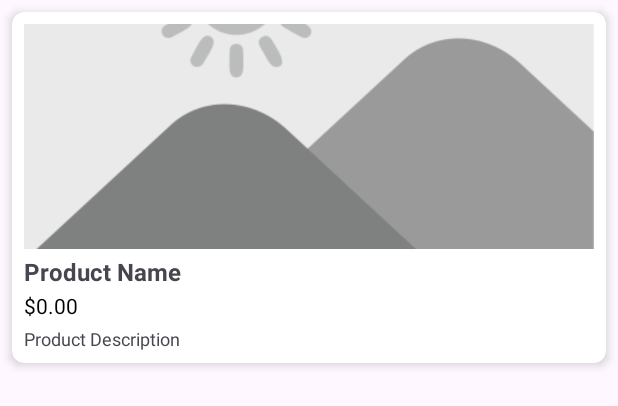
After one commit to enesovski/UniMar, an Android app: the layout product_list_item.xml on its own in the app's theme, with its tools: preview values and no code run, on a phone screen of 412 x 824 dp. The commit adds this screen. Shown: the top 406 px of the screen. Run offline under Robolectric (Android 15) with nearby library versions, the phone set to English and light mode, and no system bars.

Commit message:
range slider fix

```diff
--- a/app/src/main/java/com/x_force/unimar/Item/ItemManager.java
+++ b/app/src/main/java/com/x_force/unimar/Item/ItemManager.java
@@ -119,12 +119,14 @@ public class ItemManager {
 
     public static List<Item> filterList( char listType, double min, double max){
 
+        Log.d("Burak", "Burak");
         listType = Character.toUpperCase(listType);
         List<Item> filteredList = new ArrayList<Item>();
 
         if( listType == 'P' ){
+            Log.d("Burak", String.valueOf(productQuery.count()));
             productQuery = productQuery.whereGreaterThanOrEqualTo("cost",min).whereLessThanOrEqualTo("cost", max);;
-            //productQuery = productQuery.whereLessThanOrEqualTo("cost", max);
+
 
             productQuery.get().addOnCompleteListener(done -> {
                 if( done.isSuccessful() ) {
@@ -153,8 +155,6 @@ public class ItemManager {
             });
 
         }
-
-
 
         return filteredList;
 
--- a/app/src/main/java/com/x_force/unimar/ProductListingActivity.java
+++ b/app/src/main/java/com/x_force/unimar/ProductListingActivity.java
@@ -3,6 +3,7 @@ package com.x_force.unimar;
 import android.content.Intent;
 import android.os.Bundle;
 import android.util.Log;
+import android.view.View;
 import android.widget.Button;
 import android.widget.CheckBox;
 import android.widget.GridView;
@@ -16,6 +17,7 @@ import androidx.core.view.ViewCompat;
 import androidx.core.view.WindowInsetsCompat;
 
 import com.google.android.material.slider.RangeSlider;
+import com.google.android.material.slider.Slider;
 import com.google.firebase.firestore.FirebaseFirestore;
 import com.google.firebase.firestore.Query;
 import com.x_force.unimar.Item.Item;
@@ -78,6 +80,7 @@ public class ProductListingActivity extends AppCompatActivity {
     }
 
     public void setButtonInteractions(){
+
         Button GeneralSortButton = findViewById(R.id.sort_button);
         Button SortAscendingButton = findViewById(R.id.button_sort_ascending);
         Button SortDescendingButton = findViewById(R.id.button_sort_descending);
@@ -107,6 +110,7 @@ public class ProductListingActivity extends AppCompatActivity {
         });
 
         FilterButton.setOnClickListener(v -> {
+
             setContentView(R.layout.activity_product_filtering);
 
             CheckBox csCheckbox = findViewById(R.id.csCategoryCheckBox);
@@ -123,22 +127,25 @@ public class ProductListingActivity extends AppCompatActivity {
             CheckBox priceCheckbox = findViewById(R.id.ProductPriceFilterButton);
             CheckBox ratingCheckbox = findViewById(R.id.ProductUserRatingFilterButton);
             CheckBox categoryCheckBox = findViewById(R.id.categoryCheckbox);
-            RangeSlider priceSlider = findViewById(R.id.ProductPriceFilterSlider);
-            RangeSlider ratingSlider = findViewById(R.id.ProductUserRatingFilterSlider);
+            Slider priceSlider = findViewById(R.id.ProductPriceFilterSlider);
+            Slider ratingSlider = findViewById(R.id.ProductUserRatingFilterSlider);
             TextView filterText = findViewById(R.id.FilterText);
 
             priceCheckbox.setOnClickListener(e -> {
+                Log.d("Enes", "Price checkbox clicked");
 
-                priceSlider.setVisibility(ListView.VISIBLE);
+                priceSlider.setVisibility(View.VISIBLE);
 
-                priceSlider.setOnClickListener(a -> {
+                priceSlider.addOnChangeListener((slider, value, fromUser) -> {
 
-                    float value = priceSlider.getValues().get(0);
-                    ItemManager.filterList('P',0,value);
+                    float maxValue = priceSlider.getValue();
 
+                    Log.d("Enes", "Price Slider Value: Min="  + ", Max=" + maxValue);
+
+                    ItemManager.filterList('P', 0, maxValue);
                 });
+            });
 
-            });
 
             categoryCheckBox.setOnClickListener(e -> {
 
--- a/app/src/main/res/layout/activity_product_filtering.xml
+++ b/app/src/main/res/layout/activity_product_filtering.xml
@@ -30,7 +30,7 @@
         app:layout_constraintStart_toStartOf="parent"
         app:layout_constraintTop_toTopOf="@id/FilterText" />
 
-    <com.google.android.material.slider.RangeSlider
+    <com.google.android.material.slider.Slider
         android:id="@+id/ProductPriceFilterSlider"
         android:layout_width="300dp"
         android:layout_height="50dp"
@@ -205,7 +205,7 @@
         app:layout_constraintStart_toStartOf="parent"
         app:layout_constraintTop_toBottomOf="@+id/histCategoryCheckBox" />
 
-    <com.google.android.material.slider.RangeSlider
+    <com.google.android.material.slider.Slider
         android:id="@+id/ProductUserRatingFilterSlider"
         android:layout_width="300dp"
         android:layout_height="50dp"
--- /dev/null
+++ b/app/src/main/res/layout/product_list_item.xml
@@ -0,0 +1,55 @@
+<?xml version="1.0" encoding="utf-8"?>
+<androidx.cardview.widget.CardView
+    xmlns:android="http://schemas.android.com/apk/res/android"
+    xmlns:app="http://schemas.android.com/apk/res-auto"
+    android:layout_width="match_parent"
+    android:layout_height="wrap_content"
+    android:layout_margin="8dp"
+    app:cardCornerRadius="8dp"
+    app:cardElevation="4dp">
+
+    <LinearLayout
+        android:layout_width="match_parent"
+        android:layout_height="wrap_content"
+        android:orientation="vertical"
+        android:padding="8dp">
+
+        <ImageView
+            android:id="@+id/item_image"
+            android:layout_width="match_parent"
+            android:layout_height="150dp"
+            android:scaleType="centerCrop"
+            android:contentDescription="Product Image"
+            android:src="@drawable/ic_placeholder" />
+
+        <TextView
+            android:id="@+id/item_name"
+            android:layout_width="match_parent"
+            android:layout_height="wrap_content"
+            android:text="Product Name"
+            android:textSize="16sp"
+            android:textStyle="bold"
+            android:paddingTop="4dp"
+            android:paddingBottom="2dp"
+            android:ellipsize="end"
+            android:maxLines="1" />
+
+        <TextView
+            android:id="@+id/item_cost"
+            android:layout_width="match_parent"
+            android:layout_height="wrap_content"
+            android:text="$0.00"
+            android:textSize="14sp"
+            android:textColor="@color/black"
+            android:paddingBottom="4dp" />
+
+        <TextView
+            android:id="@+id/item_desc"
+            android:layout_width="match_parent"
+            android:layout_height="wrap_content"
+            android:text="Product Description"
+            android:textSize="12sp"
+            android:ellipsize="end"
+            android:maxLines="2" />
+    </LinearLayout>
+</androidx.cardview.widget.CardView>
```
Also changed, not shown: app/src/main/res/drawable/ic_placeholder.png (added).
